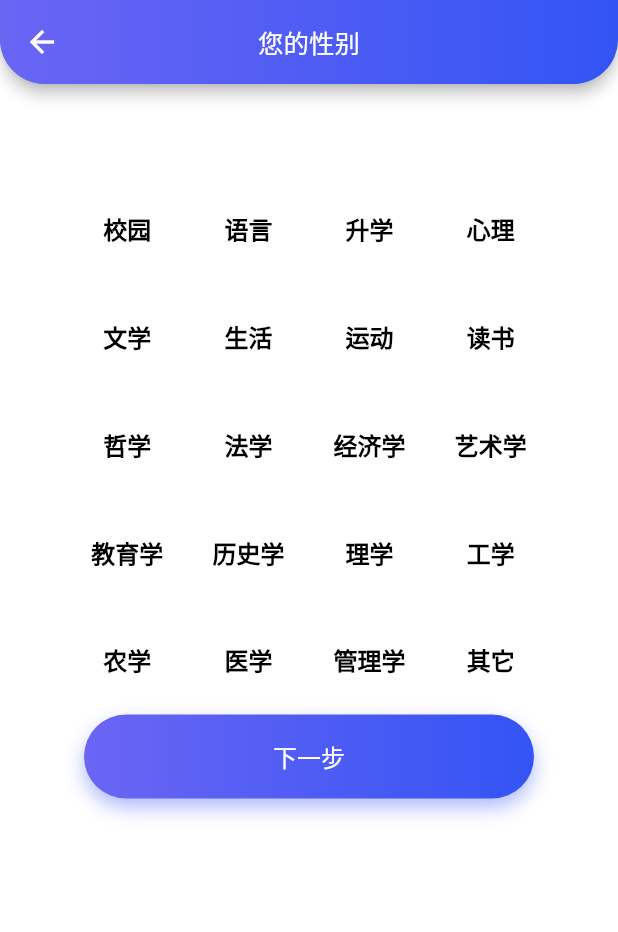
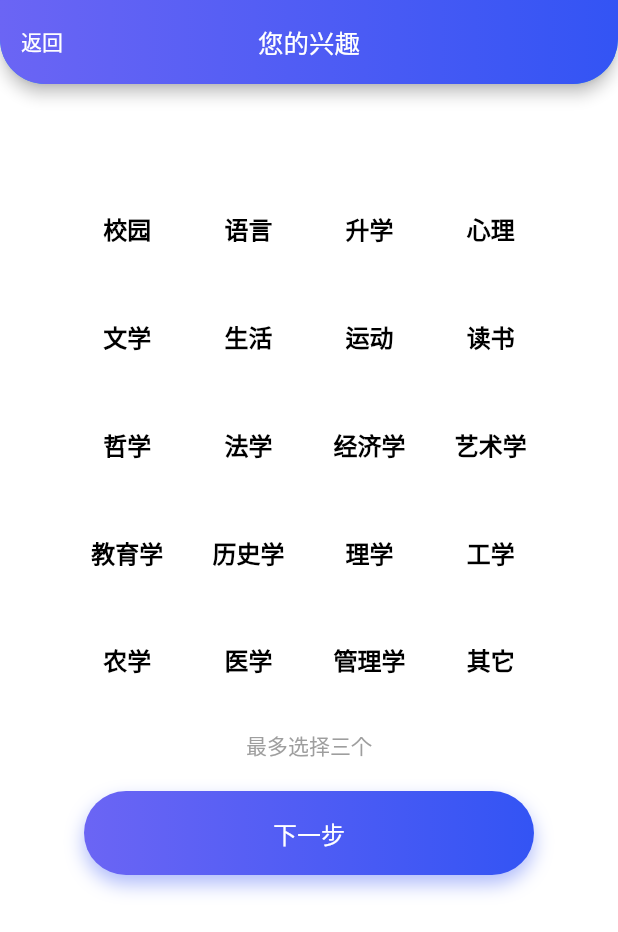
Before and after one commit to Exooool/Flutter-Track, a Flutter app: the VerifyPage screen opened by its route, after a tap on "登录", after a tap on "下一步", on a phone screen of 412 x 824 dp. Shown: the top 932 px of the screen. Run offline on Flutter 3.47's test engine with Material 2 defaults, Android fonts, the phone set to English and light mode, and no system bars; our stand-ins replace flutter_neumorphic, image_picker; missing offline and left inert: dart:ffi.

Commit message:
2/8代码进度提交

```diff
--- a/lib/main.dart
+++ b/lib/main.dart
@@ -19,7 +19,7 @@
       // 去除debug标签
       debugShowCheckedModeBanner: false,
       theme: theme,
-      initialRoute: '/log',
+      initialRoute: '/first_userinfo',
       routes: {
         '/log': (context) => const RegPageAndLogPage(),
         '/home': (context) => HomeMenu(),
--- a/lib/pages/components/custom_appbar.dart
+++ b/lib/pages/components/custom_appbar.dart
@@ -25,11 +25,14 @@ var discoverTitle = const SizedBox(
 );
 
 class CustomAppbar extends AppBar {
-  CustomAppbar(String page, {Key? key, String title = ''})
+  CustomAppbar(String page, {Key? key, String title = '', Widget? leading})
       : super(
           key: key,
           // 去除阴影
           // elevation: 0,
+          leading: Center(
+            child: leading,
+          ),
           // 设置appbar底部左右圆角边框
           shape: const RoundedRectangleBorder(
               side: BorderSide.none,
--- a/lib/pages/log/first_userinfo.dart
+++ b/lib/pages/log/first_userinfo.dart
@@ -1,85 +1,65 @@
-import 'package:flutter/material.dart';
+import 'package:flutter/cupertino.dart';
+import 'package:flutter_neumorphic/flutter_neumorphic.dart';
 import '../components/custom_appbar.dart';
-import './interest_tag.dart';
 import '../components/custom_button.dart';
+import './userinfo_form/userinfo_form.dart';
 
 class FirstUserInfoPage extends StatefulWidget {
-  FirstUserInfoPage({Key? key}) : super(key: key);
+  const FirstUserInfoPage({Key? key}) : super(key: key);
 
   @override
   State<FirstUserInfoPage> createState() => _FirstUserInfoPageState();
 }
 
 class _FirstUserInfoPageState extends State<FirstUserInfoPage> {
-  List interest = [
-    '校园',
-    '语言',
-    '升学',
-    '心理',
-    '文学',
-    '生活',
-    '运动',
-    '读书',
-    '哲学',
-    '法学',
-    '经济学',
-    '艺术学',
-    '教育学',
-    '历史学',
-    '理学',
-    '工学',
-    '农学',
-    '医学',
-    '管理学',
-    '其它',
-  ];
-
-  // 兴趣列表
-  interstTag() {
-    return GridView.builder(
-      //解决无限高度问题
-      shrinkWrap: true,
-      //禁用滑动事件
-      physics: const NeverScrollableScrollPhysics(),
-      itemCount: interest.length,
-      itemBuilder: (BuildContext context, int index) {
-        return TagSelector(interest[index]);
-      },
-      padding: const EdgeInsets.only(left: 52, right: 52),
-      gridDelegate: const SliverGridDelegateWithFixedCrossAxisCount(
-          crossAxisCount: 4,
-          //横轴三个子widget
-          mainAxisSpacing: 39,
-          crossAxisSpacing: 15,
-          childAspectRatio: 2),
-    );
-  }
-
-  // 基本信息
-  basicInfo() {
-    return Container(
-      child: Text('123'),
-    );
+  late List stepList;
+  late int stepindex;
+  @override
+  void initState() {
+    // TODO: implement initState
+    super.initState();
+    stepList = [
+      {'page': const SexSelector(), 'title': '您的性别'},
+      {'page': const InterestTag(), 'title': '您的兴趣'},
+      {'page': const BasicInfo(), 'title': '基本信息'}
+    ];
+    stepindex = 0;
   }
 
   @override
   Widget build(BuildContext context) {
-    List pageList = [interstTag(), basicInfo()];
-    int pageindex = 0;
     return Scaffold(
+      resizeToAvoidBottomInset: false,
       appBar: CustomAppbar(
         'firstUserInfoPage',
-        title: '您的性别',
+        title: stepList[stepindex]['title'],
+        leading: InkWell(
+          onTap: () {
+            setState(() {
+              if (stepindex > 0) {
+                stepindex -= 1;
+              }
+            });
+          },
+          child: const Text('返回'),
+        ),
       ),
       body: Column(children: <Widget>[
         const SizedBox(
           height: 80,
+          width: 10,
         ),
-        pageList[pageindex],
+        stepList[stepindex]['page'],
+        // BasicInfo(),
         CustomButton(
           '下一步',
           onpressed: () {
-            print('123');
+            print(stepindex);
+            if (stepindex + 1 < stepList.length) {
+              setState(() {
+                stepindex += 1;
+              });
+            }
           },
         )
       ]),
--- /dev/null
+++ b/lib/pages/log/userinfo_form/userinfo_form.dart
@@ -0,0 +1,218 @@
+import 'dart:io';
+
+import 'package:flutter_neumorphic/flutter_neumorphic.dart';
+import 'package:image_picker/image_picker.dart';
+import './interest_tag.dart';
+
+// 基础信息
+class BasicInfo extends StatefulWidget {
+  const BasicInfo({Key? key}) : super(key: key);
+
+  @override
+  State<BasicInfo> createState() => _BasicInfoState();
+}
+
+class _BasicInfoState extends State<BasicInfo> {
+  final ImagePicker _picker = ImagePicker();
+  XFile? image;
+  Widget buildInput() {
+    List<Widget> list = [];
+    Widget content;
+    List inputList = ['昵称', '学校', '专业', '邮箱'];
+    for (var item in inputList) {
+      list.add(Padding(
+        padding: const EdgeInsets.only(top: 6, bottom: 6),
+        child: Row(
+          mainAxisAlignment: MainAxisAlignment.center,
+          children: <Widget>[
+            Container(
+              padding: const EdgeInsets.only(
+                  top: 11, bottom: 11, left: 24, right: 24),
+              decoration: BoxDecoration(
+                  borderRadius: BorderRadius.circular(90),
+                  gradient: const LinearGradient(
+                      begin: Alignment.centerLeft,
+                      end: Alignment.centerRight,
+                      colors: [
+                        Color.fromRGBO(107, 101, 244, 1),
+                        Color.fromRGBO(51, 84, 244, 1)
+                      ])),
+              child: Text(
+                item,
+                style: const TextStyle(
+                    color: Color.fromRGBO(240, 242, 243, 1), fontSize: 16),
+              ),
+            ),
+            const SizedBox(width: 12),
+            Neumorphic(
+              style: const NeumorphicStyle(
+                  depth: -2,
+                  color: Color.fromRGBO(238, 238, 246, 1),
+                  // color: Color(0xffEFECF0),
+                  boxShape: NeumorphicBoxShape.stadium()),
+              child: SizedBox(
+                height: 44,
+                width: 273,
+                child: TextFormField(
+                  style: const TextStyle(
+                      fontSize: 16,
+                      fontWeight: FontWeight.w500,
+                      color: Color.fromRGBO(0, 0, 0, 1)),
+                  textDirection: TextDirection.rtl,
+                  decoration: const InputDecoration(
+                      hintText: '请输入',
+                      hintTextDirection: TextDirection.rtl,
+                      border: InputBorder.none,
+                      contentPadding: EdgeInsets.only(left: 36, right: 36)),
+                ),
+              ),
+            ),
+          ],
+        ),
+      ));
+    }
+    content = Column(
+      children: list,
+    );
+    return content;
+  }
+
+  _getImage() async {
+    //选择相册
+    final pickerImages = await _picker.pickImage(source: ImageSource.gallery);
+    if (mounted) {
+      setState(() {
+        if (pickerImages != null) {
+          image = pickerImages;
+          setState(() {});
+          print('选择了一张照片');
+          print(image?.path);
+        } else {
+          print('没有照片可以选择');
+        }
+      });
+    }
+  }
+
+  @override
+  Widget build(BuildContext context) {
+    return Column(
+      children: <Widget>[
+        Neumorphic(
+          style: const NeumorphicStyle(
+              depth: -2,
+              color: Color.fromRGBO(238, 238, 246, 1),
+              // color: Color(0xffEFECF0),
+              boxShape: NeumorphicBoxShape.stadium()),
+          child: SizedBox(
+              height: 88,
+              width: 88,
+              child: InkWell(
+                onTap: _getImage,
+                child: image == null
+                    ? const Icon(Icons.ac_unit)
+                    : Image.file(
+                        File(image!.path),
+                        fit: BoxFit.cover,
+                      ),
+              )),
+        ),
+        const Text('头像'),
+        const SizedBox(height: 68),
+        buildInput()
+      ],
+    );
+  }
+}
+
+// 兴趣标签选择
+class InterestTag extends StatefulWidget {
+  const InterestTag({Key? key}) : super(key: key);
+
+  @override
+  State<InterestTag> createState() => _InterestTagState();
+}
+
+class _InterestTagState extends State<InterestTag> {
+  List interest = [
+    '校园',
+    '语言',
+    '升学',
+    '心理',
+    '文学',
+    '生活',
+    '运动',
+    '读书',
+    '哲学',
+    '法学',
+    '经济学',
+    '艺术学',
+    '教育学',
+    '历史学',
+    '理学',
+    '工学',
+    '农学',
+    '医学',
+    '管理学',
+    '其它',
+  ];
+
+  @override
+  Widget build(BuildContext context) {
+    return Column(
+      children: [
+        GridView.builder(
+          //解决无限高度问题
+          shrinkWrap: true,
+          //禁用滑动事件
+          physics: const NeverScrollableScrollPhysics(),
+          itemCount: interest.length,
+          itemBuilder: (BuildContext context, int index) {
+            return TagSelector(interest[index]);
+          },
+          padding: const EdgeInsets.only(left: 52, right: 52),
+          gridDelegate: const SliverGridDelegateWithFixedCrossAxisCount(
+              crossAxisCount: 4,
+              //横轴三个子widget
+              mainAxisSpacing: 39,
+              crossAxisSpacing: 15,
+              childAspectRatio: 2),
+        ),
+        Container(
+          margin: const EdgeInsets.only(top: 30),
+          child: const Text(
+            '最多选择三个',
+            style: TextStyle(color: Color.fromRGBO(158, 158, 158, 1)),
+          ),
+        )
+      ],
+    );
+  }
+}
+
+// 性别选择
+class SexSelector extends StatefulWidget {
+  const SexSelector({Key? key}) : super(key: key);
+
+  @override
+  State<SexSelector> createState() => _SexSelectorState();
+}
+
+class _SexSelectorState extends State<SexSelector> {
+  @override
+  Widget build(BuildContext context) {
+    return Row(
+      mainAxisAlignment: MainAxisAlignment.spaceAround,
+      children: <Widget>[
+        InkWell(
+          onTap: () {},
+          child: Image.asset('lib/assets/images/male.png'),
+        ),
+        InkWell(
+          onTap: () {},
+          child: Image.asset('lib/assets/images/female.png'),
+        ),
+      ],
+    );
+  }
+}
--- a/lib/pages/reg_and_log.dart
+++ b/lib/pages/reg_and_log.dart
@@ -110,13 +110,15 @@ class _RegPageAndLogPageState extends State<RegPageAndLogPage> {
               const SizedBox(
                 height: 200,
               ),
+
               Neumorphic(
                 style: const NeumorphicStyle(
                     depth: -3,
                     color: Color.fromRGBO(238, 238, 246, 1),
                     // color: Color(0xffEFECF0),
-                    boxShape: NeumorphicBoxShape.stadium()),
-                child: Container(
+                    boxShape: NeumorphicBoxShape.stadium(),
+                    lightSource: LightSource.topLeft),
+                child: SizedBox(
                   width: 300,
                   height: 56,
                   child: Form(
```
Also changed, not shown: pubspec.yaml (+7 -3 lines), lib/assets/fonts/iconfont.ttf (renamed from lib/assets/icons/iconfont.ttf), lib/assets/images/female.png (added), lib/assets/images/male.png (added), lib/pages/log/userinfo_form/interest_tag.dart (renamed from lib/pages/log/interest_tag.dart), pubspec.lock, 2 other files.
